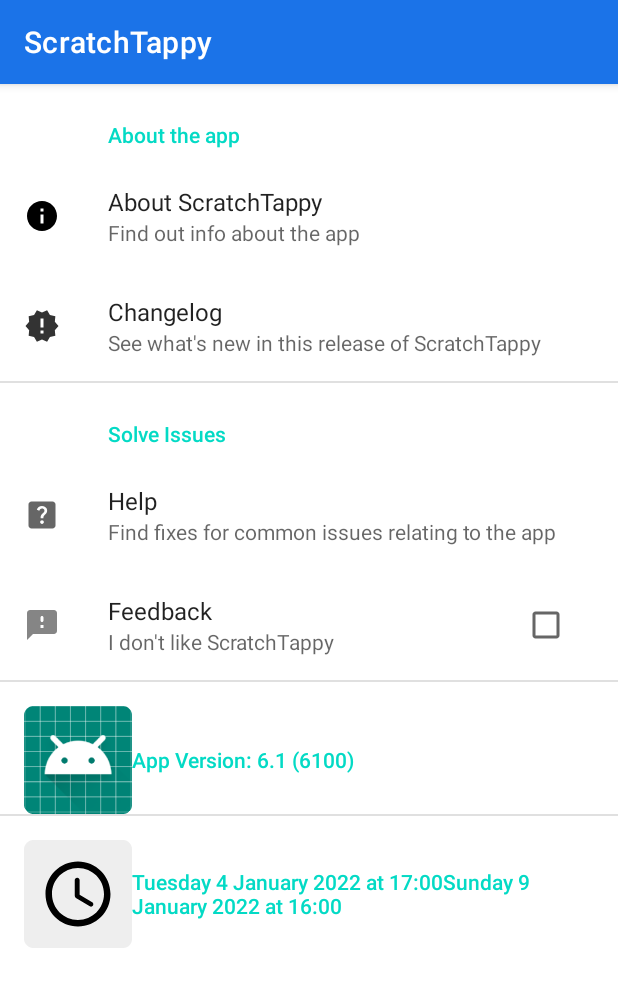
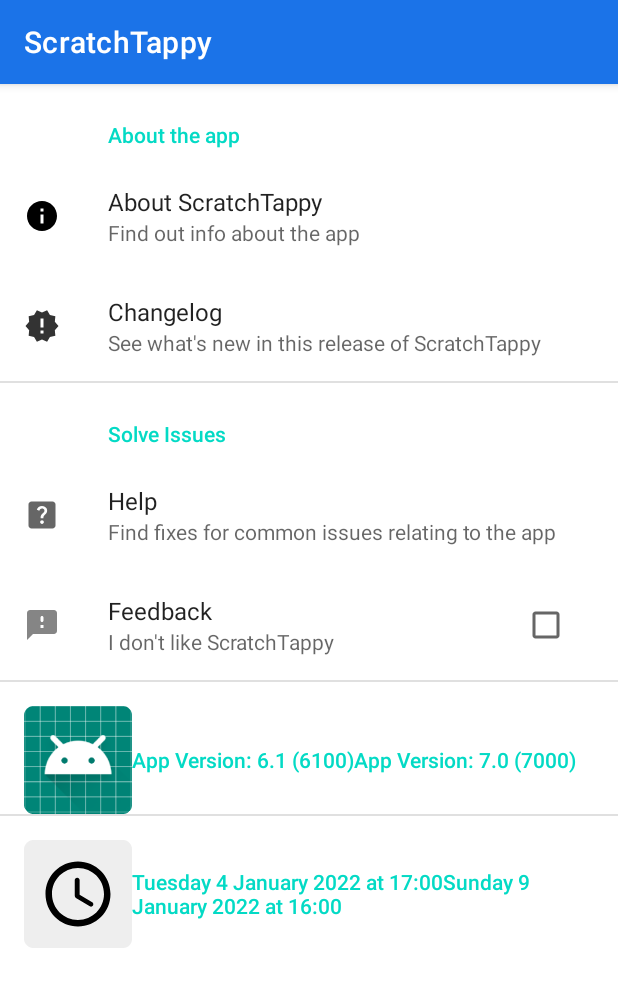
Before and after one commit to jpbandroid/ScratchTappy, an Android app: the fragment SettingsFragment shown on its own in the app's theme, on a phone screen of 412 x 824 dp. Shown: the top 987 px of the screen. Run offline under Robolectric (Android 15) with nearby library versions, the phone set to English and light mode, and no system bars; our stand-ins replace androidx.preference; Roboto replaces fonts that are not available here.

Commit message:
Version now 7.0 across all UI surfaces

```diff
--- a/app/src/main/res/layout/activity_updater.xml
+++ b/app/src/main/res/layout/activity_updater.xml
@@ -10,7 +10,7 @@
         android:id="@+id/textView57"
         android:layout_width="wrap_content"
         android:layout_height="wrap_content"
-        android:text="ScratchTappy 6.1 | Stable"
+        android:text="ScratchTappy 7.0 | Stable"
         android:textSize="20sp"
         android:textStyle="bold"
         app:layout_constraintBottom_toBottomOf="parent"
--- a/app/src/main/res/values/strings.xml
+++ b/app/src/main/res/values/strings.xml
@@ -3,13 +3,13 @@
     <string name="navigation_drawer_open">Open navigation drawer</string>
     <string name="navigation_drawer_close">Close navigation drawer</string>
     <string name="nav_header_title" translatable="false">ScratchTappy</string>
-    <string name="nav_header_subtitle">version 6.1</string>
+    <string name="nav_header_subtitle">version 7.0</string>
     <string name="nav_header_desc">Navigation header</string>
     <string name="action_settings">Settings</string>
 
     <string name="menu_home">Home</string>
     <string name="menu_slideshow">Coming soon…</string>
-    <string name="large_text">"ScratchTappy app version: 6.1\n"
+    <string name="large_text">"ScratchTappy app version: 7.0\n"
         "Download jpb Activity Launcher (found here: https://occoam.com/jpb/wp-content/uploads/aclaunch1.1.apks) to launch hidden activities. \n"         Google Play link: https://play.google.com/store/apps/details?id=de.szalkowski.activitylauncher          APK file (from APKMirror) link: https://www.apkmirror.com/apk/adam-szalkowski/activity-launcher/activity-launcher-1-9-2-release/activity-launcher-1-9-2-android-apk-download/download/     \n "
     "This is a minor update and comes with new features. See the changelog (in Settings) for more info!
 🥳"</string>
@@ -200,6 +200,40 @@
         "If you want me to add new features, just tell me what you want and I will try to figure out how to add it! 😉\n"
         "As always, I hope that you enjoy this app as well as the others that I have made!"
     </string>
+    <string name="changelog7" translatable="false">
+        "Welcome to ScratchTappy!\n"
+        "Version 7.0 is a new major release with bug fixes, Material You, and small UI changes\n\n"
+        "UI changes\n"
+        "- App Bar\n"
+        "   ● Removes some redundant items\n"
+        "- Settings, Updater\n"
+        "   ● Adds Material You! (Backported from ST md3!)\n"
+        "   ● Fixes bug where Check for Updates button stuck at bottom of screen under navbar\n"
+        "   ● Now ST Updater actually works!\n"
+        "New Features\n"
+        "- Device info fragments\n"
+        "   • Updates the Redmi Note 8 fragment with the most up-to-date information\n"
+        "- Home page and app launch\n"
+        "   • On update from ST v6.0 or earlier to v6.1, you will see a brand new UI when you first launch ST after an update. Same applies when you first install it from now on.\n"
+        "   • Updates main page for the first time since ST 1.0, released way back in late March 2021! ScratchTappy can now (finally) count your number of taps and display it onscreen! (Backported from ST md3!)\n"
+        "- ST Applets (open these from the launcher!)\n"
+        "   ● jpb Video removed, because of no use case\n"
+        "- C++ JNI\n"
+        "   ● More JNI!!!\n"
+        "- Buttons &amp; Widgets\n"
+        "   ● Adds a FAB to the Buttons fragment\n"
+        "   ● Adds an ImageView to the Widgets fragment\n"
+        "Bug fixes and performance improvements\n"
+        "- Library updates\n"
+        "   ● AGP upgraded to version 7.1.2\n"
+        "   ● Gradle upgraded to version 7.4.1\n"
+        "   ● com.google.android.material updated to version 1.6.0-alpha03\n"
+        "- API Changes\n"
+        "   ● Now uses Kotlin 1.6.1!\n"
+        "   ● Target API level changed to 32 (12L/12.1/12.5) (Backported from ST md3!)\n"
+        "If you want me to add new features, just tell me what you want and I will try to figure out how to add it! 😉\n"
+        "As always, I hope that you enjoy this app as well as the others that I have made!"
+    </string>
     <string name="select" translatable="false">Selected!</string>
     <string name="colors" translatable="false">Pick an MD colour!</string>
     <string name="micolors" translatable="false">Pick a MIUI colour!</string>
--- a/app/src/main/res/xml/root_preferences.xml
+++ b/app/src/main/res/xml/root_preferences.xml
@@ -20,7 +20,7 @@
             android:layout_width="wrap_content"
             android:layout_height="wrap_content"
             android:dialogIcon="@drawable/ic_changelog"
-            android:dialogMessage="@string/changelog5"
+            android:dialogMessage="@string/changelog7"
             android:dialogTitle="Changelog"
             android:entries="@array/abcd"
             android:entryValues="@array/abcd"
@@ -57,12 +57,12 @@
             android:title="Feedback" />
         <PreferenceCategory
             android:icon="@mipmap/ic_launcher"
-            android:title="App Version: 6.1 (6100)"
-            app:title="App Version: 6.1 (6100)">
+            android:title="App Version: 6.1 (6100)App Version: 7.0 (7000)"
+            app:title="App Version: 7.0 (7000)">
             <PreferenceCategory
                 android:icon="@mipmap/ic_launcher44_round"
                 android:title="Tuesday 4 January 2022 at 17:00Sunday 9 January 2022 at 16:00"
-                app:title="Thursday 20 January 2022" />
+                app:title="Wednesday 23 March 2022" />
         </PreferenceCategory>
     </PreferenceCategory>
 </PreferenceScreen>
```
Also changed, not shown: app/src/main/res/xml/root_preferences2.xml (+18 -0 lines).
